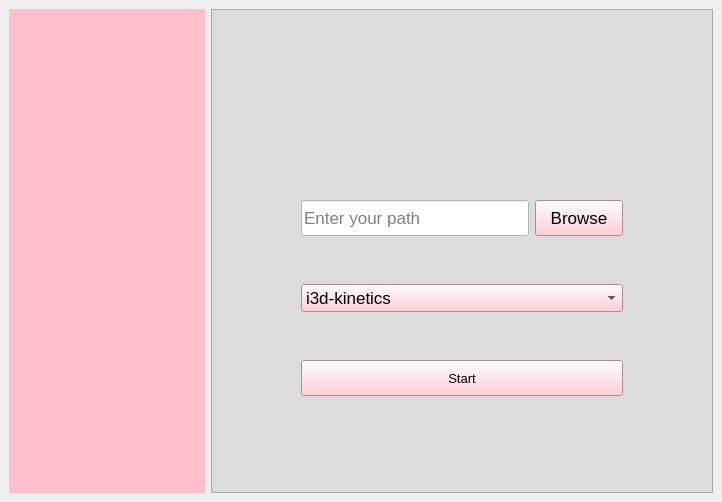
First picture: the form in Desktop App/design3.ui, repository marina-fares/Activity_recognition_application, before the edit.
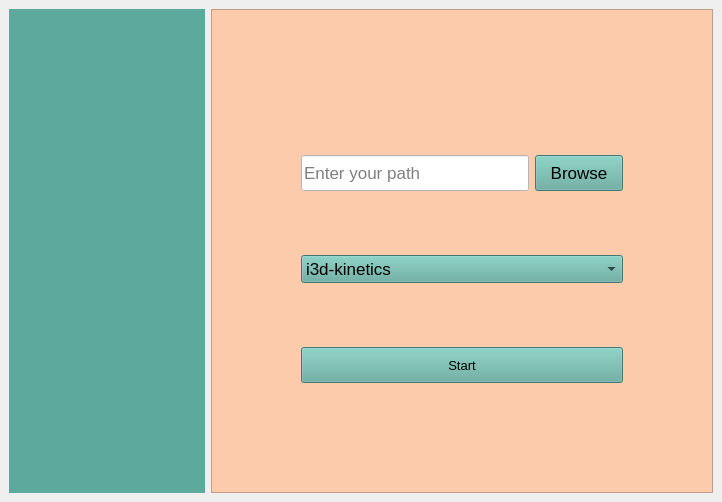
Second picture: the form after the edit. Icons and pictures are not drawn.

Diff of the .ui file:
```diff
--- a/Desktop App/design3.ui
+++ b/Desktop App/design3.ui
@@ -2227,7 +2227,7 @@
        <enum>Qt::LeftToRight</enum>
       </property>
       <property name="styleSheet">
-       <string notr="true">background-color:#DCDCDC;</string>
+       <string notr="true">background-color:#FBCBAC;</string>
       </property>
       <property name="frameShape">
        <enum>QFrame::StyledPanel</enum>
@@ -2242,32 +2242,8 @@
        <property name="bottomMargin">
         <number>50</number>
        </property>
-       <item row="4" column="2">
-        <widget class="QPushButton" name="browse_btn">
-         <property name="minimumSize">
-          <size>
-           <width>88</width>
-           <height>36</height>
-          </size>
-         </property>
-         <property name="font">
-          <font>
-           <pointsize>13</pointsize>
-           <weight>50</weight>
-           <bold>false</bold>
-          </font>
-         </property>
-         <property name="styleSheet">
-          <string notr="true">background-color:pink;
-color:black;</string>
-         </property>
-         <property name="text">
-          <string>Browse</string>
-         </property>
-        </widget>
-       </item>
-       <item row="4" column="0">
-        <spacer name="horizontalSpacer">
+       <item row="3" column="3">
+        <spacer name="horizontalSpacer_2">
          <property name="orientation">
           <enum>Qt::Horizontal</enum>
          </property>
@@ -2283,6 +2259,30 @@
         </spacer>
        </item>
        <item row="5" column="1" colspan="2">
+        <widget class="QPushButton" name="start_btn">
+         <property name="minimumSize">
+          <size>
+           <width>88</width>
+           <height>36</height>
+          </size>
+         </property>
+         <property name="font">
+          <font>
+           <pointsize>10</pointsize>
+           <weight>50</weight>
+           <bold>false</bold>
+          </font>
+         </property>
+         <property name="styleSheet">
+          <string notr="true">background-color:#5EA99D;
+color:black;</string>
+         </property>
+         <property name="text">
+          <string>Start</string>
+         </property>
+        </widget>
+       </item>
+       <item row="4" column="1" colspan="2">
         <widget class="QComboBox" name="comboBox">
          <property name="minimumSize">
           <size>
@@ -2299,7 +2299,7 @@
          </property>
          <property name="styleSheet">
           <string notr="true">color:black;
-background-color:pink;
+background-color:#5EA99D;
 </string>
          </property>
          <item>
@@ -2314,8 +2314,24 @@
          </item>
         </widget>
        </item>
-       <item row="6" column="1" colspan="2">
-        <widget class="QPushButton" name="start_btn">
+       <item row="3" column="0">
+        <spacer name="horizontalSpacer">
+         <property name="orientation">
+          <enum>Qt::Horizontal</enum>
+         </property>
+         <property name="sizeType">
+          <enum>QSizePolicy::Fixed</enum>
+         </property>
+         <property name="sizeHint" stdset="0">
+          <size>
+           <width>80</width>
+           <height>20</height>
+          </size>
+         </property>
+        </spacer>
+       </item>
+       <item row="3" column="2">
+        <widget class="QPushButton" name="browse_btn">
          <property name="minimumSize">
           <size>
            <width>88</width>
@@ -2324,37 +2340,44 @@
          </property>
          <property name="font">
           <font>
-           <pointsize>10</pointsize>
+           <pointsize>13</pointsize>
            <weight>50</weight>
            <bold>false</bold>
           </font>
          </property>
          <property name="styleSheet">
-          <string notr="true">background-color:pink;
+          <string notr="true">background-color:#5EA99D;
 color:black;</string>
          </property>
          <property name="text">
-          <string>Start</string>
+          <string>Browse</string>
          </property>
         </widget>
        </item>
-       <item row="4" column="3">
-        <spacer name="horizontalSpacer_2">
-         <property name="orientation">
-          <enum>Qt::Horizontal</enum>
+       <item row="0" column="1" colspan="2">
+        <widget class="QPushButton" name="pushButton">
+         <property name="styleSheet">
+          <string notr="true">border:0;</string>
          </property>
-         <property name="sizeType">
-          <enum>QSizePolicy::Fixed</enum>
+         <property name="text">
+          <string/>
          </property>
-         <property name="sizeHint" stdset="0">
+         <property name="icon">
+          <iconset resource="icons.qrc">
+           <normaloff>:/video.svg</normaloff>:/video.svg</iconset>
+         </property>
+         <property name="iconSize">
           <size>
-           <width>80</width>
-           <height>20</height>
+           <width>140</width>
+           <height>140</height>
           </size>
          </property>
-        </spacer>
+         <property name="flat">
+          <bool>true</bool>
+         </property>
+        </widget>
        </item>
-       <item row="4" column="1">
+       <item row="3" column="1">
         <widget class="QLineEdit" name="lineEdit">
          <property name="minimumSize">
           <size>
@@ -2388,79 +2411,6 @@
          </property>
         </widget>
        </item>
-       <item row="0" column="1">
-        <widget class="QPushButton" name="pushButton_4">
-         <property name="enabled">
-          <bool>false</bool>
-         </property>
-         <property name="minimumSize">
-          <size>
-           <width>86</width>
-           <height>29</height>
-          </size>
-         </property>
-         <property name="maximumSize">
-          <size>
-           <width>16777215</width>
-           <height>16777215</height>
-          </size>
-         </property>
-         <property name="font">
-          <font>
-           <pointsize>10</pointsize>
-           <weight>50</weight>
-           <bold>false</bold>
-          </font>
-         </property>
-         <property name="layoutDirection">
-          <enum>Qt::LeftToRight</enum>
-         </property>
-         <property name="styleSheet">
-          <string notr="true">background-color:#DCDCDC;
-border: 0px solid #19232D;
-  </string>
-         </property>
-         <property name="text">
-          <string/>
-         </property>
-         <property name="icon">
-          <iconset>
-           <normaloff>:/img1.svg</normaloff>:/img1.svg</iconset>
-         </property>
-         <property name="iconSize">
-          <size>
-           <width>107</width>
-           <height>102</height>
-          </size>
-         </property>
-         <property name="flat">
-          <bool>true</bool>
-         </property>
-        </widget>
-       </item>
-       <item row="1" column="1">
-        <widget class="QPushButton" name="pushButton">
-         <property name="styleSheet">
-          <string notr="true">border:0;</string>
-         </property>
-         <property name="text">
-          <string/>
-         </property>
-         <property name="icon">
-          <iconset resource="icons.qrc">
-           <normaloff>:/video.svg</normaloff>:/video.svg</iconset>
-         </property>
-         <property name="iconSize">
-          <size>
-           <width>140</width>
-           <height>140</height>
-          </size>
-         </property>
-         <property name="flat">
-          <bool>true</bool>
-         </property>
-        </widget>
-       </item>
       </layout>
      </widget>
     </item>
@@ -2492,7 +2442,7 @@
        </font>
       </property>
       <property name="styleSheet">
-       <string notr="true">background-color: pink;
+       <string notr="true">background-color: #5EA99D;
 border: 0px solid #19232D;
 spacing: 0px;
 padding: 2px;
@@ -2632,8 +2582,7 @@
           </font>
          </property>
          <property name="styleSheet">
-          <string notr="true">background-color:pink
-</string>
+          <string notr="true"/>
          </property>
          <property name="text">
           <string/>
```
Left out of the diff: 7 changed lines with no effect on the pictures.
